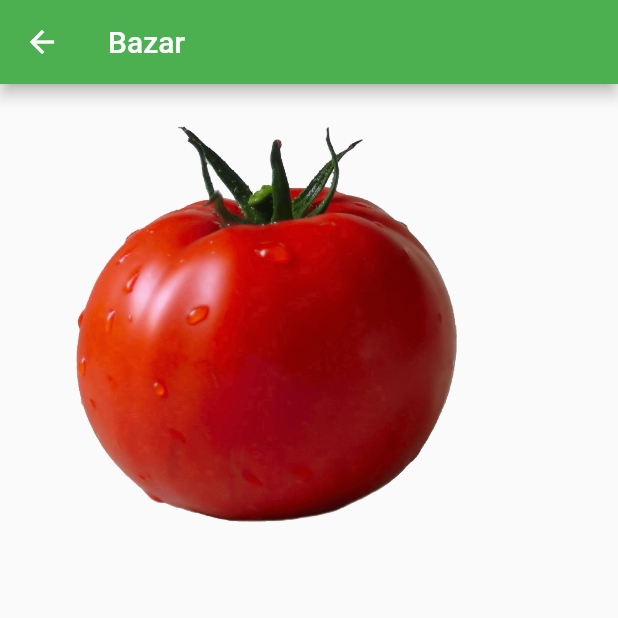
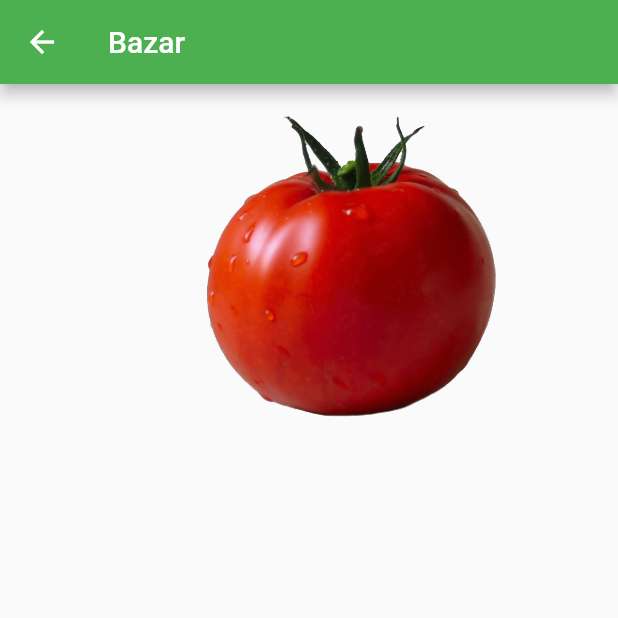
Before and after one commit to Fred0399/agrorammers, a Flutter app: the MarketPage screen opened by its route, on a phone screen of 412 x 824 dp, the top half of it. Run offline on Flutter 3.47's test engine with Material 2 defaults, Android fonts, the phone set to English and light mode, and no system bars; our stand-ins replace fluttertoast, google_sign_in, rflutter_alert, rxdart.

Commit message:
again again

```diff
--- a/lib/screens/market-page.dart
+++ b/lib/screens/market-page.dart
@@ -17,6 +17,7 @@ class MarketPage extends StatelessWidget {
       ),
       body: Container(
         width: double.infinity,
+        height: 250,
         child: Stack(
           alignment: Alignment.bottomRight,
           children: <Widget>[
```
